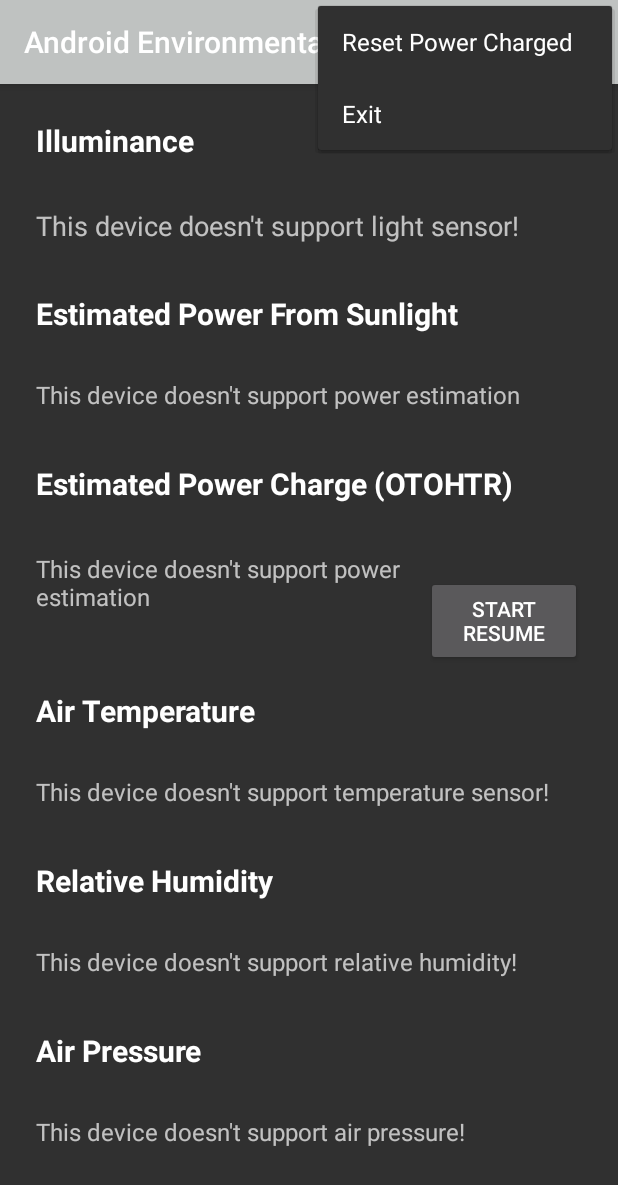
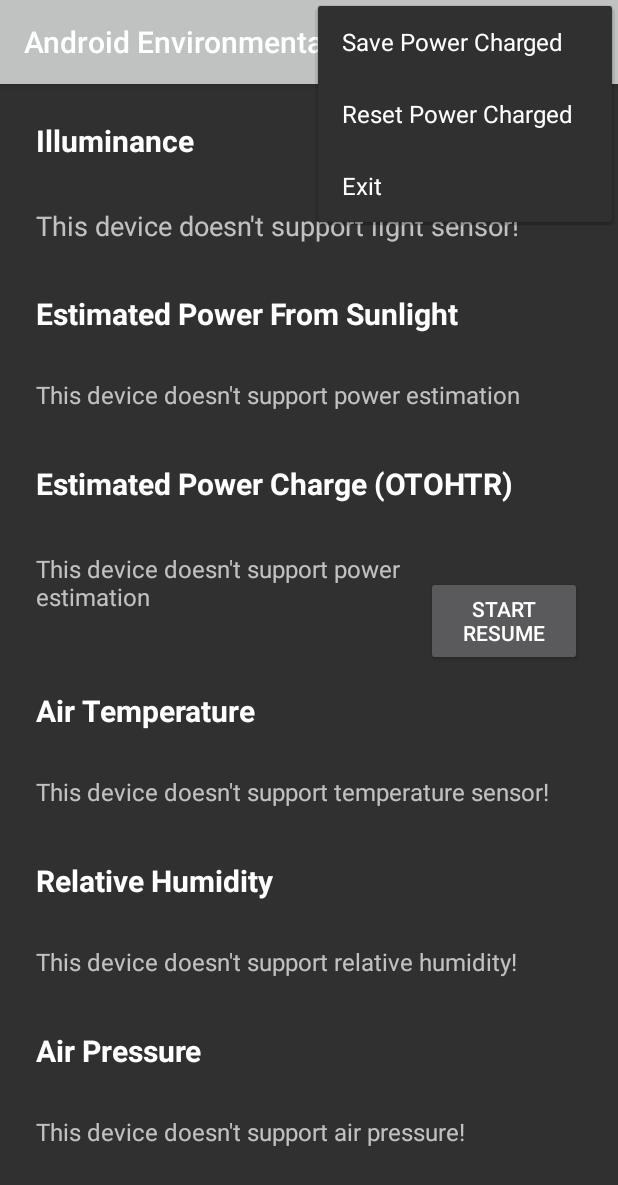
Before and after one commit to tyc222/Andriod_Sensors, an Android app: the screen it shows after launch (MainActivity), with the options menu open, on a phone screen of 412 x 824 dp. Shown: the top 1185 px of the screen. Run offline under Robolectric (Android 15) with nearby library versions, the phone set to English and light mode, and no system bars.

Commit message:
Add AlertDialog to Menu

```diff
--- a/app/src/main/res/menu/menu_items.xml
+++ b/app/src/main/res/menu/menu_items.xml
@@ -1,6 +1,10 @@
 <?xml version="1.0" encoding="utf-8"?>
 <menu xmlns:app="http://schemas.android.com/apk/res-auto"
     xmlns:android="http://schemas.android.com/apk/res/android">
+
+    <item
+        android:id="@+id/saveData"
+        android:title="@string/save_power_charged"/>
 
     <item
         android:id="@+id/restTimer"
--- a/app/src/main/res/values/strings.xml
+++ b/app/src/main/res/values/strings.xml
@@ -9,4 +9,8 @@
     <string name="estimated_power_charge_otohtr">Estimated Power Charge (OTOHTR)</string>
     <string name="pause">Pause</string>
     <string name="reset_power_charged">Reset Power Charged</string>
+    <string name="save_power_charged">Save Power Charged</string>
+    <string name="enter_your_name">Enter Your Name:</string>
+    <string name="save_confirmation">Save Confirmation</string>
+    <string name="confirm">Confirm</string>
 </resources>
```
Also changed, not shown: app/src/main/java/com/example/android_sensor/MainActivity.java (+31 -1 lines).
